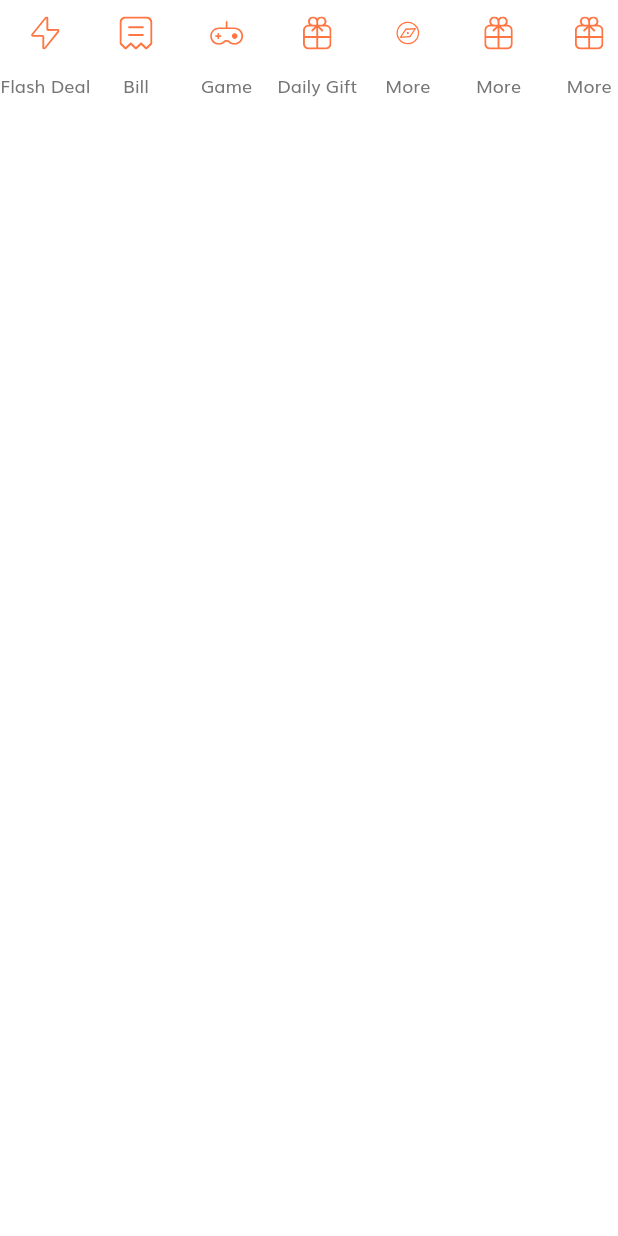
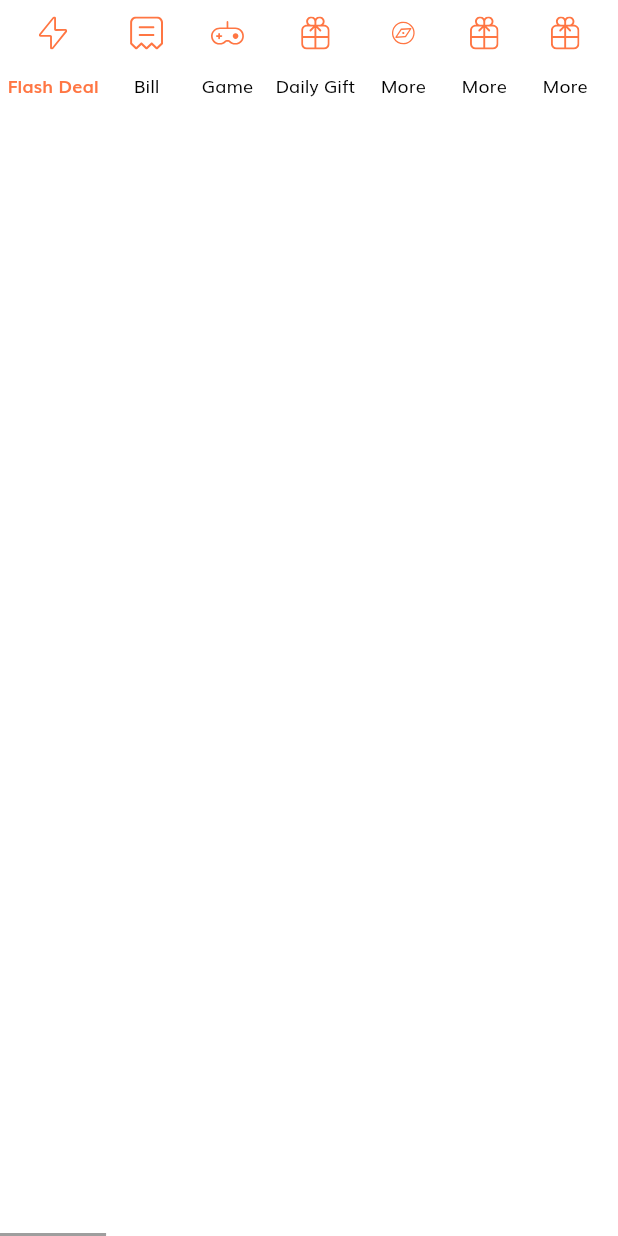
Before and after one commit to MinhThang03/your_tours_mobile, a Flutter app: the Categories widget shown alone on an empty page, opened directly, on a phone screen of 412 x 824 dp. Run offline on Flutter 3.47's test engine with Material 2 defaults, Android fonts, the light colour scheme and no system bars; our stand-ins replace flutter_rating_bar, flutter_svg.

Commit message:
feature: animation selected category

```diff
--- a/lib/screens/home/components/categories.dart
+++ b/lib/screens/home/components/categories.dart
@@ -3,11 +3,14 @@ import 'package:flutter_svg/flutter_svg.dart';
 
 import '../../../size_config.dart';
 
-class Categories extends StatelessWidget {
-  const Categories({super.key});
+class Categories extends StatefulWidget {
+  const Categories({Key? key}) : super(key: key);
 
   @override
-  Widget build(BuildContext context) {
+  State<Categories> createState() => _CategoriesState();
+}
+
+class _CategoriesState extends State<Categories> {
   List<Map<String, dynamic>> categories = [
     {"icon": "assets/icons/Flash Icon.svg", "text": "Flash Deal"},
     {"icon": "assets/icons/Bill Icon.svg", "text": "Bill"},
@@ -21,6 +24,11 @@ class Categories extends StatelessWidget {
     {"icon": "assets/icons/Gift Icon.svg", "text": "More"},
     {"icon": "assets/icons/Gift Icon.svg", "text": "More"},
   ];
+
+  int _indexSelected = 0;
+
+  @override
+  Widget build(BuildContext context) {
     return SingleChildScrollView(
       physics: const BouncingScrollPhysics(),
       scrollDirection: Axis.horizontal,
@@ -29,10 +37,18 @@ class Categories extends StatelessWidget {
         crossAxisAlignment: CrossAxisAlignment.start,
         children: List.generate(
           categories.length,
-          (index) => CategoryCard(
+          (index) => GestureDetector(
+            onTap: () => {
+              setState(() {
+                _indexSelected = index;
+              })
+            },
+            child: CategoryCard(
               icon: categories[index]["icon"],
               text: categories[index]["text"],
-            press: () {},
+              index: index,
+              indexSelected: _indexSelected,
+            ),
           ),
         ),
       ),
@@ -40,40 +56,64 @@ class Categories extends StatelessWidget {
   }
 }
 
-class CategoryCard extends StatelessWidget {
+class CategoryCard extends StatefulWidget {
   const CategoryCard({
     Key? key,
     required this.icon,
     required this.text,
-    required this.press,
+    required this.index,
+    required this.indexSelected,
   }) : super(key: key);
 
   final String? icon, text;
-  final GestureTapCallback press;
+  final int index, indexSelected;
 
   @override
+  State<CategoryCard> createState() => _CategoryCardState();
+}
+
+class _CategoryCardState extends State<CategoryCard> {
+  @override
   Widget build(BuildContext context) {
-    return GestureDetector(
-      onTap: press,
+    return Container(
+      padding: const EdgeInsets.symmetric(horizontal: 5),
+      decoration: BoxDecoration(
+        border: Border(
+          bottom: BorderSide(
+            color: widget.index == widget.indexSelected
+                ? Colors.grey
+                : Colors.white,
+            width: widget.index == widget.indexSelected ? 2.0 : 0,
+          ),
+        ),
+      ),
       child: SizedBox(
-        width: getProportionateScreenWidth(55),
         child: Column(
           children: [
             Container(
               padding: EdgeInsets.all(getProportionateScreenWidth(10)),
               height: getProportionateScreenWidth(40),
               width: getProportionateScreenWidth(40),
-              child: SvgPicture.asset(icon!),
+              child: SvgPicture.asset(widget.icon!),
             ),
-            SizedBox(height: 4),
+            const SizedBox(height: 4),
             FittedBox(
                 fit: BoxFit.scaleDown,
                 child: Text(
-                  text!,
+                  widget.text!,
                   textAlign: TextAlign.center,
                   maxLines: 2,
-                  style: TextStyle(fontSize: 12),
-                ))
+                  style: TextStyle(
+                    fontSize: 12,
+                    color: widget.index == widget.indexSelected
+                        ? const Color(0xFFFF7643)
+                        : Colors.black,
+                    fontWeight: widget.index == widget.indexSelected
+                        ? FontWeight.bold
+                        : FontWeight.normal,
+                  ),
+                )),
+            const SizedBox(height: 4),
           ],
         ),
       ),
--- a/lib/screens/home/components/home_header.dart
+++ b/lib/screens/home/components/home_header.dart
@@ -32,7 +32,6 @@ class HomeHeader extends StatelessWidget {
               child: SearchField()),
           SizedBox(height: SizeConfig.screenHeight * 0.01),
           Categories(),
-          SizedBox(height: SizeConfig.screenHeight * 0.01),
         ],
       ),
     );
--- a/pubspec.yaml
+++ b/pubspec.yaml
@@ -43,6 +43,7 @@ dependencies:
   image_picker: ^0.8.6+1
   http: ^0.13.5
   shared_preferences: ^2.0.10
+
 
 
 dev_dependencies:
```
Also changed, not shown: assets/icons/price.svg (added). Lines whose indentation alone changed are shown as unchanged.
